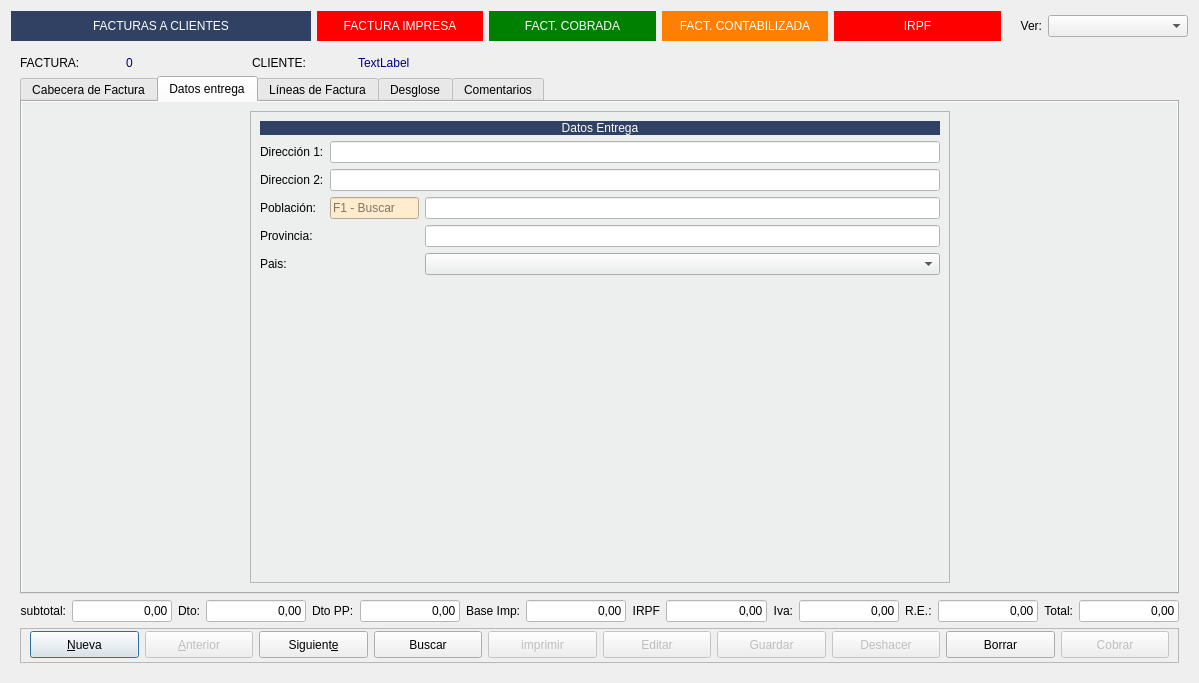
arcnexus/RedFoX, file Zona_Ventas/frmfacturas.ui: the form before one commit.
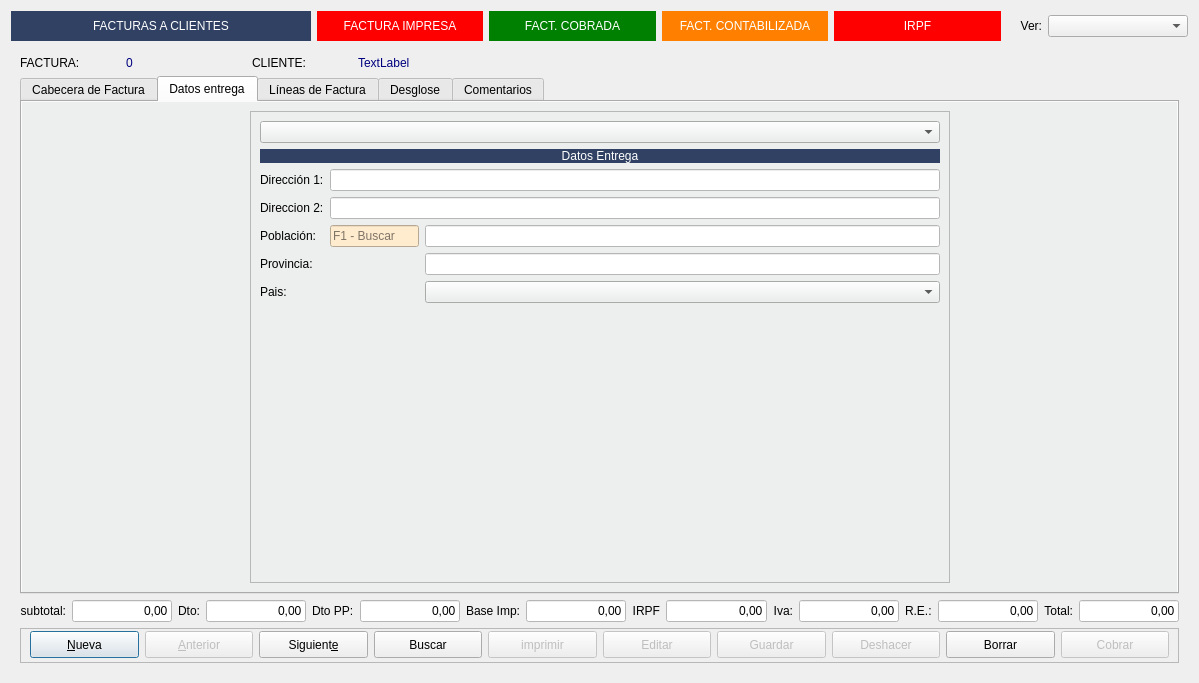
The form after the commit. The open tabs and pages were chosen to show the change. Icons and pictures are not drawn.

```diff
--- a/Zona_Ventas/frmfacturas.ui
+++ b/Zona_Ventas/frmfacturas.ui
@@ -1427,28 +1427,21 @@
               <enum>QFrame::Raised</enum>
              </property>
              <layout class="QGridLayout" name="gridLayout_11">
-              <item row="4" column="0">
-               <widget class="QLabel" name="label_41">
-                <property name="text">
-                 <string>Provincia:</string>
-                </property>
-               </widget>
-              </item>
-              <item row="2" column="1" colspan="2">
+              <item row="3" column="1" colspan="2">
                <widget class="QLineEdit" name="txtDireccion2_entrega">
                 <property name="styleSheet">
                  <string notr="true">background-color: rgb(255, 255, 255);</string>
                 </property>
                </widget>
               </item>
-              <item row="2" column="0">
+              <item row="3" column="0">
                <widget class="QLabel" name="label_42">
                 <property name="text">
                  <string>Direccion 2:</string>
                 </property>
                </widget>
               </item>
-              <item row="3" column="1">
+              <item row="4" column="1">
                <widget class="QLineEdit" name="txtCp_entrega">
                 <property name="maximumSize">
                  <size>
@@ -1464,28 +1457,28 @@
                 </property>
                </widget>
               </item>
-              <item row="1" column="0">
+              <item row="2" column="0">
                <widget class="QLabel" name="label_43">
                 <property name="text">
                  <string>Dirección 1:</string>
                 </property>
                </widget>
               </item>
-              <item row="3" column="0">
+              <item row="4" column="0">
                <widget class="QLabel" name="label_44">
                 <property name="text">
                  <string>Población:</string>
                 </property>
                </widget>
               </item>
-              <item row="3" column="2">
+              <item row="4" column="2">
                <widget class="QLineEdit" name="txtPoblacion_entrega">
                 <property name="styleSheet">
                  <string notr="true">background-color: rgb(255, 255, 255);</string>
                 </property>
                </widget>
               </item>
-              <item row="6" column="1">
+              <item row="7" column="1">
                <spacer name="verticalSpacer_6">
                 <property name="orientation">
                  <enum>Qt::Vertical</enum>
@@ -1498,28 +1491,31 @@
                 </property>
                </spacer>
               </item>
-              <item row="4" column="2">
+              <item row="5" column="2">
                <widget class="QLineEdit" name="txtProvincia_entrega">
                 <property name="styleSheet">
                  <string notr="true">background-color: rgb(255, 255, 255);</string>
                 </property>
                </widget>
               </item>
-              <item row="5" column="0">
+              <item row="6" column="0">
                <widget class="QLabel" name="label_45">
                 <property name="text">
                  <string>Pais:</string>
                 </property>
                </widget>
               </item>
-              <item row="1" column="1" colspan="2">
+              <item row="2" column="1" colspan="2">
                <widget class="QLineEdit" name="txtDireccion1_entrega">
                 <property name="styleSheet">
                  <string notr="true">background-color: rgb(255, 255, 255);</string>
                 </property>
                </widget>
               </item>
-              <item row="0" column="0" colspan="3">
+              <item row="6" column="2">
+               <widget class="QComboBox" name="cboPais_entrega"/>
+              </item>
+              <item row="1" column="0" colspan="3">
                <widget class="QLabel" name="label_46">
                 <property name="styleSheet">
                  <string notr="true">background-color: #304163;
@@ -1533,8 +1529,15 @@
                 </property>
                </widget>
               </item>
-              <item row="5" column="2">
-               <widget class="QComboBox" name="cboPais_entrega"/>
+              <item row="5" column="0">
+               <widget class="QLabel" name="label_41">
+                <property name="text">
+                 <string>Provincia:</string>
+                </property>
+               </widget>
+              </item>
+              <item row="0" column="0" colspan="3">
+               <widget class="QComboBox" name="cboDireccionesEntrega"/>
               </item>
              </layout>
             </widget>
```
Left out of the diff: 2 changed lines with no effect on the pictures.
